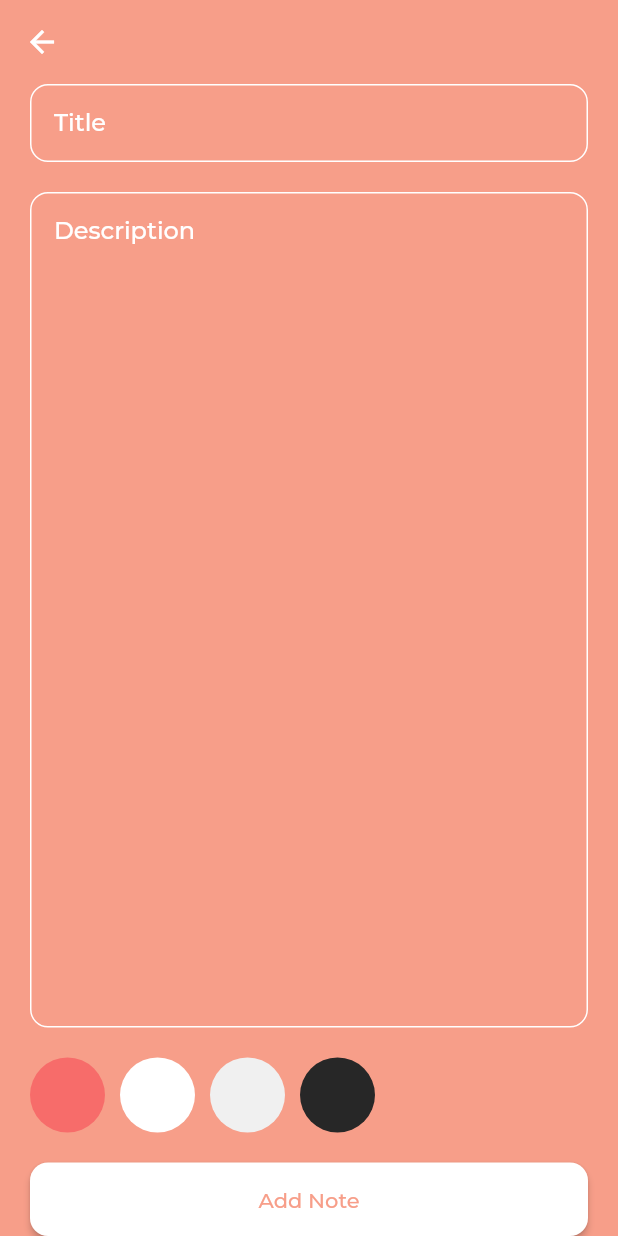
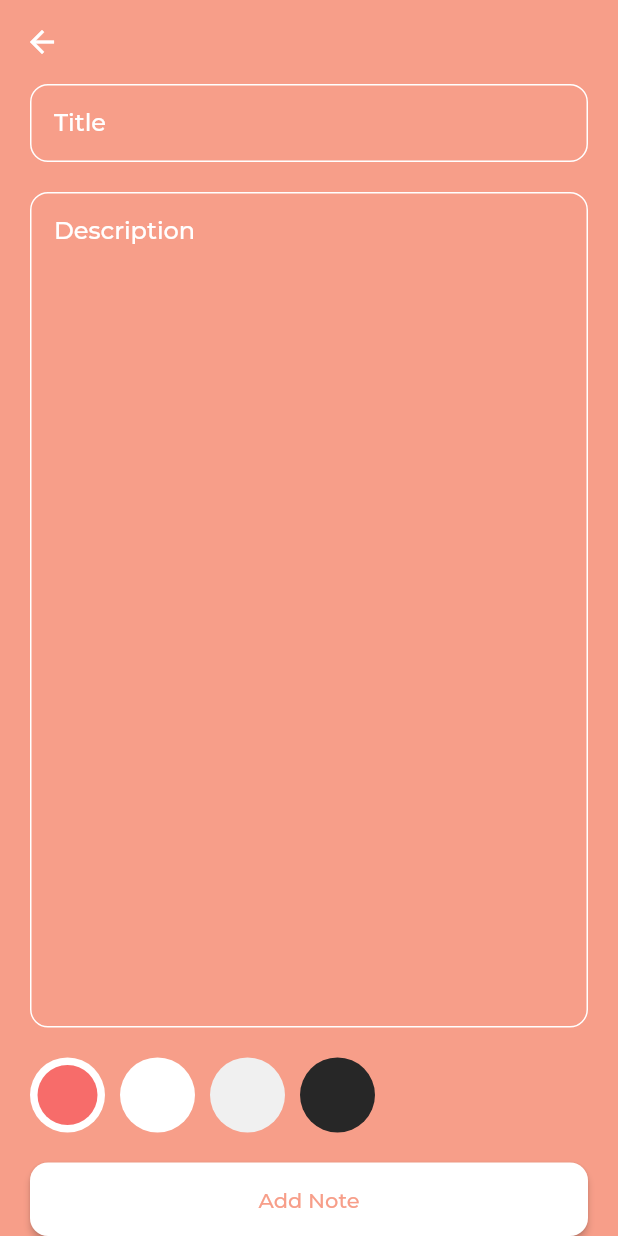
Before and after one commit to FadyShehataa/note_master_app, a Flutter app: the AddNoteView screen opened directly, on a phone screen of 412 x 824 dp. Run offline on Flutter 3.47's test engine with Material 2 defaults, Android fonts, the light colour scheme and no system bars; drawn by our look-alikes of modal_progress_hud_nsn; our stand-ins replace device_preview, equatable, flutter_bloc, flutter_svg, google_fonts, hive and 1 more; accounts and stored records are empty.

Commit message:
Add Color to note

```diff
--- a/lib/Feature/Home/presentation/manager/add_note_cubit/add_note_cubit.dart
+++ b/lib/Feature/Home/presentation/manager/add_note_cubit/add_note_cubit.dart
@@ -1,3 +1,4 @@
+import 'package:flutter/material.dart';
 import 'package:flutter_bloc/flutter_bloc.dart';
 import 'package:equatable/equatable.dart';
 import 'package:hive_flutter/hive_flutter.dart';
@@ -9,9 +10,11 @@ part 'add_note_state.dart';
 class AddNoteCubit extends Cubit<AddNoteState> {
   AddNoteCubit() : super(AddNoteInitial());
 
+  Color colorNote = kColors[0];
+
   addNote(NoteModel noteModel) async {
+    noteModel.color = colorNote.value;
     emit(AddNoteLoading());
-
     try {
       Box<NoteModel> notesBox = Hive.box<NoteModel>(kNotesBox);
       await notesBox.add(noteModel);
--- a/lib/Feature/Home/presentation/views/widgets/add_note_body.dart
+++ b/lib/Feature/Home/presentation/views/widgets/add_note_body.dart
@@ -1,9 +1,8 @@
 import 'package:flutter/material.dart';
 
-import '../../../../../Core/utils/constants.dart';
 import '../../../../../Core/utils/styles.dart';
-import 'circle_item.dart';
 import 'custom_text_form_field.dart';
+import 'note_colors_widget.dart';
 
 class AddNoteBody extends StatelessWidget {
   const AddNoteBody({
@@ -50,15 +49,7 @@ class AddNoteBody extends StatelessWidget {
           ),
         ),
         const SizedBox(height: 20),
-        SizedBox(
-          height: 50,
-          child: ListView.separated(
-            itemBuilder: (context, index) => ColorItem(color: kColors[index]),
-            itemCount: kColors.length,
-            scrollDirection: Axis.horizontal,
-            separatorBuilder: (context, index) => const SizedBox(width: 10),
-          ),
-        ),
+        const NoteColorsWidget(),
       ],
     );
   }
--- a/lib/Feature/Home/presentation/views/widgets/circle_item.dart
+++ b/lib/Feature/Home/presentation/views/widgets/circle_item.dart
@@ -1,17 +1,24 @@
 import 'package:flutter/material.dart';
+import 'package:note_master_app/Core/utils/my_colors.dart';
 
 class ColorItem extends StatelessWidget {
-  const ColorItem({super.key, this.color});
+  const ColorItem({super.key, this.color, required this.isSelected});
   final Color? color;
+  final bool isSelected;
   @override
   Widget build(BuildContext context) {
-    return Container(
-      height: 50,
-      width: 50,
-      decoration: BoxDecoration(
-        borderRadius: BorderRadius.circular(50),
-        color: color,
-      ),
-    );
+    return isSelected
+        ? CircleAvatar(
+            radius: 25,
+            backgroundColor: MyColors.myWhite,
+            child: CircleAvatar(
+              radius: 20,
+              backgroundColor: color,
+            ),
+          )
+        : CircleAvatar(
+            radius: 25,
+            backgroundColor: color,
+          );
   }
 }
--- /dev/null
+++ b/lib/Feature/Home/presentation/views/widgets/note_colors_widget.dart
@@ -0,0 +1,39 @@
+import 'package:flutter/material.dart';
+import 'package:flutter_bloc/flutter_bloc.dart';
+
+import '../../../../../Core/utils/constants.dart';
+import '../../manager/add_note_cubit/add_note_cubit.dart';
+import 'circle_item.dart';
+
+class NoteColorsWidget extends StatefulWidget {
+  const NoteColorsWidget({super.key});
+
+  @override
+  State<NoteColorsWidget> createState() => _NoteColorsWidgetState();
+}
+
+class _NoteColorsWidgetState extends State<NoteColorsWidget> {
+  int currentIndex = 0;
+
+  @override
+  Widget build(BuildContext context) {
+    return SizedBox(
+      height: 50,
+      child: ListView.separated(
+        itemBuilder: (context, index) => InkWell(
+          onTap: () {
+            BlocProvider.of<AddNoteCubit>(context).colorNote = kColors[index];
+            setState(() => currentIndex = index);
+          },
+          child: ColorItem(
+            color: kColors[index],
+            isSelected: currentIndex == index,
+          ),
+        ),
+        itemCount: kColors.length,
+        scrollDirection: Axis.horizontal,
+        separatorBuilder: (context, index) => const SizedBox(width: 10),
+      ),
+    );
+  }
+}
```
